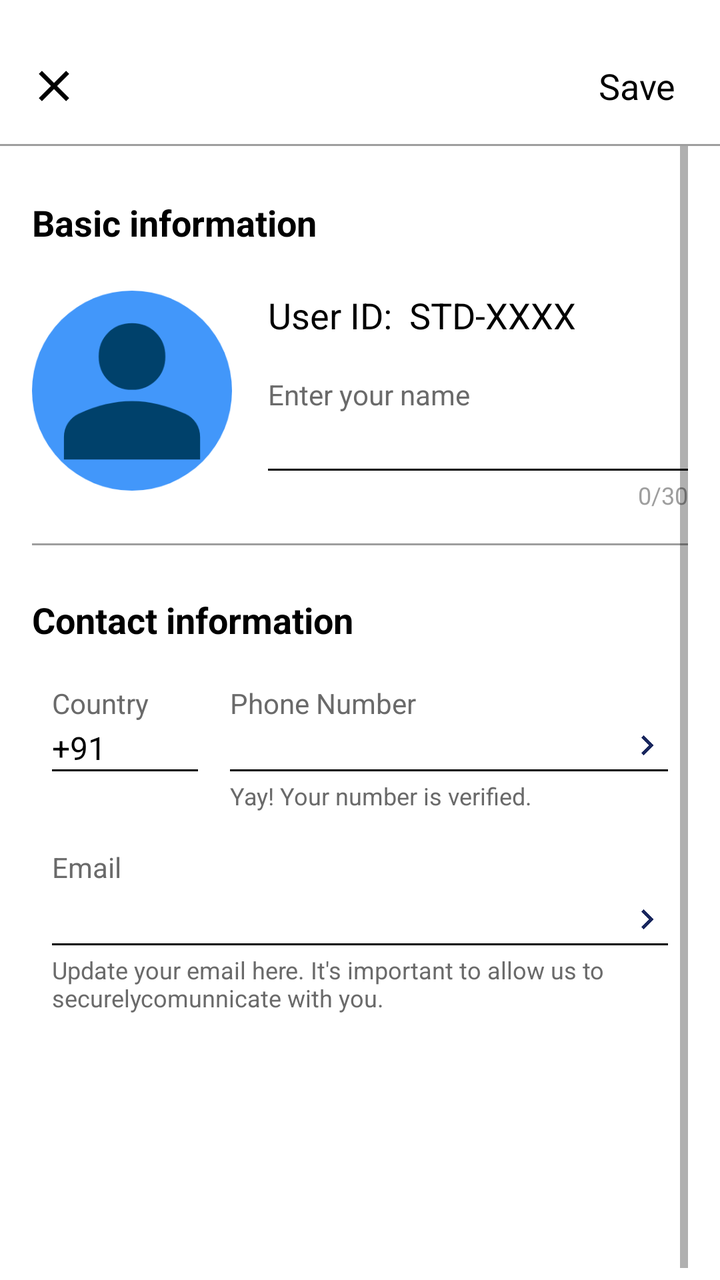
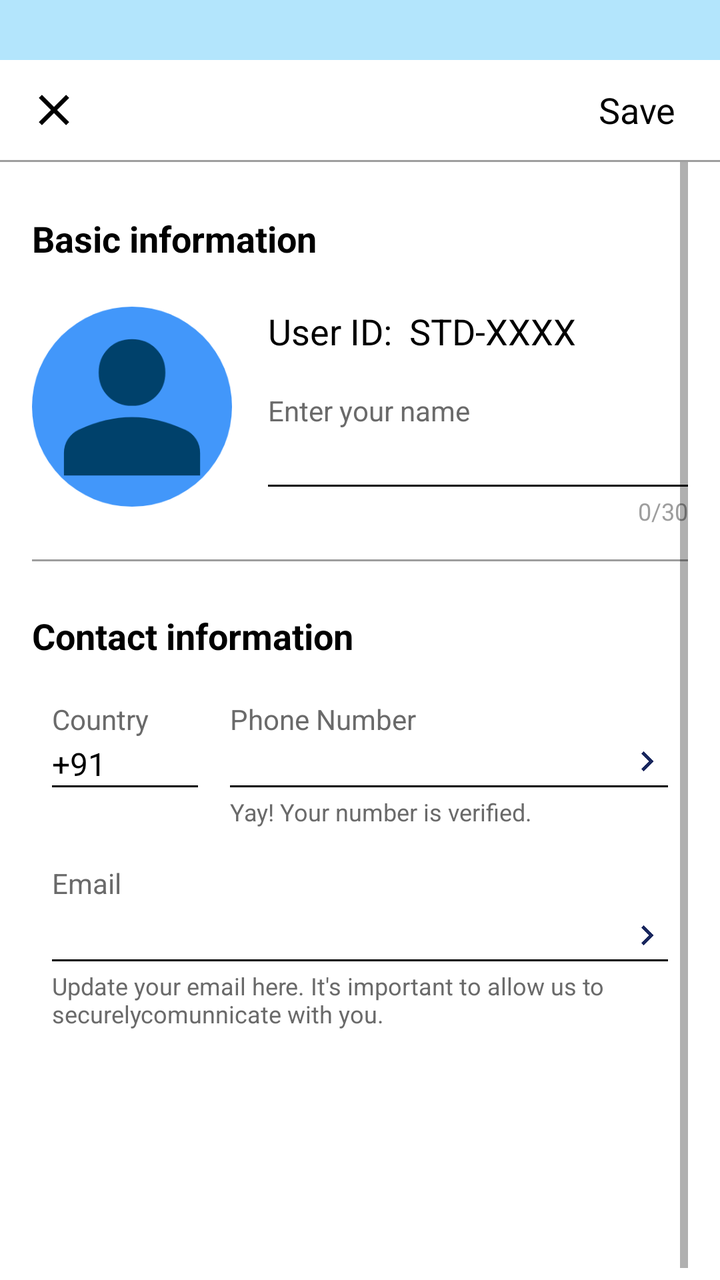

Two renders of the same Android screen: before a commit and after it. Below are the layout's source before the change and the commit's diff.
<!-- AndroidManifest.xml: application theme Theme.Seekshakcom -->
<!-- res/layout/activity_edit_profile.xml -->
<?xml version="1.0" encoding="utf-8"?>
<LinearLayout xmlns:android="http://schemas.android.com/apk/res/android"
    android:layout_width="match_parent"
    android:layout_height="match_parent"
    android:background="#FFFFFF"
    android:orientation="vertical"
    android:padding="0dp">

    
    <RelativeLayout
        android:layout_width="match_parent"
        android:layout_height="50dp"
        android:padding="12dp"
        android:layout_marginTop="18dp">

        <ImageView
            android:id="@+id/icClose"
            android:layout_width="30dp"
            android:layout_height="30dp"
            android:src="@drawable/ic_close"
            android:layout_alignParentStart="true"
            android:layout_centerVertical="true"
            android:layout_marginStart="0dp"
            android:clickable="true"
            android:focusable="true"/>

        <TextView
            android:id="@+id/save_Btn"
            android:layout_width="wrap_content"
            android:layout_height="wrap_content"
            android:text="Save"
            android:textSize="18sp"
            android:textColor="#000000"
            android:layout_centerVertical="true"
            android:layout_alignParentEnd="true"
            android:layout_marginEnd="10dp" />
    </RelativeLayout>

    <View
        android:layout_width="match_parent"
        android:layout_height="1dp"
        android:background="#9E9E9E"
        android:layout_marginTop="4dp" />

    <ScrollView
        android:layout_width="match_parent"
        android:layout_height="0dp"
        android:paddingHorizontal="16dp"
        android:layout_weight="1"
        android:fillViewport="true">

        <LinearLayout
            android:layout_width="match_parent"
            android:layout_height="wrap_content"
            android:layout_marginTop="6dp"
            android:orientation="vertical">

            
            <TextView
                android:layout_width="match_parent"
                android:layout_height="wrap_content"
                android:text="Basic information"
                android:textStyle="bold"
                android:textSize="18sp"
                android:textColor="#000000"
                android:background="@android:color/transparent"
                android:paddingVertical="10dp"
                android:layout_marginTop="10dp" />

            
            <LinearLayout
                android:layout_width="match_parent"
                android:layout_height="wrap_content"
                android:orientation="horizontal"
                android:paddingVertical="12dp"
                android:gravity="center_vertical">

                
                <RelativeLayout
                    android:layout_width="100dp"
                    android:layout_height="100dp"
                    android:layout_gravity="top">

                    <ImageView
                        android:id="@+id/profile_icon"
                        android:layout_width="100dp"
                        android:layout_height="100dp"
                        android:background="@drawable/bg_profilecicle"
                        android:contentDescription="Profile"
                        android:padding="0dp"
                        android:scaleType="centerCrop"
                        android:src="@drawable/ic_user" />

                </RelativeLayout>

                
                <LinearLayout
                    android:layout_width="0dp"
                    android:layout_height="wrap_content"
                    android:layout_weight="1"
                    android:orientation="vertical"
                    android:layout_marginStart="18dp">

                    <LinearLayout
                        android:layout_width="wrap_content"
                        android:layout_height="wrap_content"
                        android:orientation="horizontal"
                        android:layout_marginBottom="18dp">

                        <TextView
                            android:layout_width="wrap_content"
                            android:layout_height="wrap_content"
                            android:text="User ID: "
                            android:textColor="#000000"
                            android:textSize="18sp" />

                        <TextView
                            android:id="@+id/user_id_combined"
                            android:layout_width="wrap_content"
                            android:layout_height="wrap_content"
                            android:text=" STD-XXXX"
                            android:textColor="#000000"
                            android:textSize="18sp" />
                    </LinearLayout>

                    <TextView
                        android:layout_width="wrap_content"
                        android:layout_height="wrap_content"
                        android:text="Enter your name"
                        android:textColor="#6A6A6A"
                        android:textSize="14sp" />

                    <AutoCompleteTextView
                        android:id="@+id/user_name"
                        android:layout_width="match_parent"
                        android:layout_height="wrap_content"
                        android:textColor="#000000"
                        android:textSize="16sp"
                        android:maxLength="30"
                        android:background="@android:color/transparent"
                        android:completionThreshold="1"
                        android:inputType="textPersonName"
                        android:layout_marginTop="4dp"
                        android:textStyle="normal"/>

                    <View
                        android:layout_width="match_parent"
                        android:layout_height="1dp"
                        android:background="#000000"
                        android:layout_marginTop="2dp" />

                    
                    <TextView
                        android:id="@+id/char_count"
                        android:layout_width="wrap_content"
                        android:layout_height="wrap_content"
                        android:text="0/30"
                        android:textSize="12sp"
                        android:textColor="#9E9E9E"
                        android:layout_gravity="end"
                        android:layout_marginTop="4dp"/>
                </LinearLayout>

            </LinearLayout>

            <View
                android:layout_width="match_parent"
                android:layout_height="1dp"
                android:background="#9E9E9E"
                android:layout_marginTop="4dp" />

            
            <TextView
                android:layout_width="match_parent"
                android:layout_height="wrap_content"
                android:text="Contact information"
                android:textStyle="bold"
                android:textSize="18sp"
                android:textColor="#000000"
                android:background="@android:color/transparent"
                android:paddingVertical="10dp"
                android:layout_marginTop="15dp" />

            
            <LinearLayout
                android:layout_width="match_parent"
                android:layout_height="wrap_content"
                android:orientation="horizontal"
                android:weightSum="2"
                android:paddingHorizontal="10dp"
                android:layout_marginTop="10dp">

                
                <LinearLayout
                    android:layout_width="0dp"
                    android:layout_weight="0.5"
                    android:layout_height="wrap_content"
                    android:orientation="vertical">

                    <TextView
                        android:layout_width="wrap_content"
                        android:layout_height="wrap_content"
                        android:text="Country"
                        android:textSize="14sp"
                        android:textColor="#6A6A6A" />

                    <TextView
                        android:layout_width="wrap_content"
                        android:layout_height="wrap_content"
                        android:text="+91"
                        android:textSize="16sp"
                        android:textColor="#000000"
                        android:layout_marginTop="2dp"/>

                    <View
                        android:layout_width="match_parent"
                        android:layout_height="1dp"
                        android:background="#000000" />
                </LinearLayout>

                
                <LinearLayout
                    android:layout_width="0dp"
                    android:layout_weight="1.5"
                    android:layout_height="wrap_content"
                    android:orientation="vertical"
                    android:layout_marginStart="16dp">

                    <TextView
                        android:layout_width="wrap_content"
                        android:layout_height="wrap_content"
                        android:text="Phone Number"
                        android:textSize="14sp"
                        android:textColor="#6A6A6A" />

                    
                    <LinearLayout
                        android:layout_width="match_parent"
                        android:layout_height="wrap_content"
                        android:orientation="horizontal"
                        android:gravity="center_vertical"
                        android:clickable="true"
                        android:focusable="true">

                        <AutoCompleteTextView
                            android:id="@+id/mobile_no"
                            android:layout_width="0dp"
                            android:layout_weight="1"
                            android:layout_height="wrap_content"
                            android:text=""
                            android:textSize="16sp"
                            android:textColor="#000000"
                            android:background="@android:color/transparent"
                            android:layout_marginTop="2dp"

                            android:focusable="false"
                            android:focusableInTouchMode="false"
                            android:cursorVisible="false"
                            android:longClickable="false"
                            android:clickable="false"
                            android:inputType="none" />


                        <ImageView
                            android:layout_width="wrap_content"
                            android:layout_height="wrap_content"
                            android:src="@drawable/ic_chevron_right"
                            android:contentDescription="Chevron" />
                    </LinearLayout>

                    <View
                        android:layout_width="match_parent"
                        android:layout_height="1dp"
                        android:background="#000000" />

                    <TextView
                        android:id="@+id/mobile_verified"
                        android:layout_width="wrap_content"
                        android:layout_height="wrap_content"
                        android:text="Yay! Your number is verified."
                        android:textSize="12sp"
                        android:textColor="#6A6A6A"
                        android:layout_marginTop="4dp" />
                </LinearLayout>

            </LinearLayout>

            
            <LinearLayout
                android:layout_width="match_parent"
                android:layout_height="wrap_content"
                android:orientation="vertical"
                android:layout_marginTop="18dp"
                android:paddingHorizontal="10dp">

                <TextView
                    android:layout_width="wrap_content"
                    android:layout_height="wrap_content"
                    android:text="Email"
                    android:textSize="14sp"
                    android:textColor="#6A6A6A" />

                
                <LinearLayout
                    android:layout_width="match_parent"
                    android:layout_height="wrap_content"
                    android:orientation="horizontal"
                    android:gravity="center_vertical"
                    android:clickable="true"
                    android:focusable="true"
                    android:layout_marginTop="5dp">

                    <AutoCompleteTextView
                        android:id="@+id/email_Id"
                        android:layout_width="0dp"
                        android:layout_weight="1"
                        android:layout_height="wrap_content"
                        android:text=""
                        android:textSize="16sp"
                        android:textColor="#000000"
                        android:background="@android:color/transparent"
                        android:layout_marginTop="2dp"

                        android:focusable="false"
                        android:focusableInTouchMode="false"
                        android:cursorVisible="false"
                        android:longClickable="false"
                        android:clickable="false"
                        android:inputType="none" />


                    <ImageView
                        android:layout_width="wrap_content"
                        android:layout_height="wrap_content"
                        android:src="@drawable/ic_chevron_right"
                        android:contentDescription="Chevron"
                        android:clickable="true"
                        android:focusable="true"/>
                </LinearLayout>

                <View
                    android:layout_width="match_parent"
                    android:layout_height="1dp"
                    android:background="#000000" />

                <TextView
                    android:id="@+id/email_verified"
                    android:layout_width="wrap_content"
                    android:layout_height="wrap_content"
                    android:text="Update your email here. It's important to allow us to securelycomunnicate with you."
                    android:textSize="12sp"
                    android:textColor="#6A6A6A"
                    android:layout_marginTop="4dp" />
            </LinearLayout>

        </LinearLayout>
    </ScrollView>
</LinearLayout>
<!-- resources referenced by this layout -->
<resources>
  <!-- drawable bg_profilecicle (drawable) -->
  <vector xmlns:android="http://schemas.android.com/apk/res/android"
      android:width="132dp"
      android:height="132dp"
      android:viewportWidth="132"
      android:viewportHeight="132">
    <path
        android:pathData="M66,66m-66,0a66,66 0,1 1,132 0a66,66 0,1 1,-132 0"
        android:fillColor="#4297FA"/>
  </vector>
  <!-- drawable ic_chevron_right (drawable) -->
  <vector xmlns:android="http://schemas.android.com/apk/res/android"
      android:width="20dp"
      android:height="20dp"
      android:viewportWidth="960"
      android:viewportHeight="960">
    <path
        android:pathData="M504,480 L320,296l56,-56 240,240 -240,240 -56,-56 184,-184Z"
        android:fillColor="#18265d"/>
  </vector>
  <!-- drawable ic_close (drawable) -->
  <vector xmlns:android="http://schemas.android.com/apk/res/android"
      android:width="24dp"
      android:height="24dp"
      android:viewportWidth="960"
      android:viewportHeight="960">
    <path
        android:pathData="m256,760 l-56,-56 224,-224 -224,-224 56,-56 224,224 224,-224 56,56 -224,224 224,224 -56,56 -224,-224 -224,224Z"
        android:fillColor="#000000"/>
  </vector>
  <!-- drawable ic_user (drawable) -->
  <vector xmlns:android="http://schemas.android.com/apk/res/android"
      android:width="40dp"
      android:height="40dp"
      android:viewportWidth="960"
      android:viewportHeight="960">
    <path
        android:pathData="M479.97,475.91q-68.98,0 -114.49,-45.51 -45.51,-45.51 -45.51,-114.49 0,-68.98 45.51,-114.48t114.49,-45.5q68.98,0 114.6,45.5 45.62,45.5 45.62,114.48T594.57,430.4q-45.62,45.51 -114.6,45.51ZM153.3,810.12v-107.14q0,-38.44 19.53,-67.56 19.52,-29.11 50.89,-44.29 65.89,-30.57 129.01,-45.9 63.12,-15.32 127.23,-15.32 64.56,0 127.32,15.62 62.76,15.62 128.34,45.52 32.07,14.96 51.65,44.1 19.59,29.14 19.59,67.79v107.18L153.3,810.12Z"
        android:fillColor="#00416B"/>
  </vector>
  <style name="Theme.Seekshakcom" parent="Theme.AppCompat.Light.NoActionBar">
          
          <item name="colorPrimary">@color/black</item>
          <item name="colorPrimaryDark">@color/purple_700</item>
          <item name="colorAccent">@color/teal_200</item>
  
      </style>
  <color name="black">#FF000000</color>
  <color name="purple_700">#FF3700B3</color>
  <color name="teal_200">#FF03DAC5</color>
</resources>

<!-- the commit's change to res/layout/activity_edit_profile.xml (unified diff, before → after) -->
@@ -2,16 +2,18 @@
 <LinearLayout xmlns:android="http://schemas.android.com/apk/res/android"
     android:layout_width="match_parent"
     android:layout_height="match_parent"
-    android:background="#FFFFFF"
+    android:background="@color/soft_blue"
     android:orientation="vertical"
-    android:padding="0dp">
+    android:fitsSystemWindows="true"
+    android:paddingTop="30dp">
 
     
     <RelativeLayout
         android:layout_width="match_parent"
         android:layout_height="50dp"
         android:padding="12dp"
-        android:layout_marginTop="18dp">
+        android:layout_marginTop="0dp"
+        android:background="@color/white">
 
         <ImageView
             android:id="@+id/icClose"
@@ -40,10 +42,11 @@
         android:layout_width="match_parent"
         android:layout_height="1dp"
         android:background="#9E9E9E"
-        android:layout_marginTop="4dp" />
+        android:layout_marginTop="0dp" />
 
     <ScrollView
         android:layout_width="match_parent"
+        android:background="@color/white"
         android:layout_height="0dp"
         android:paddingHorizontal="16dp"
         android:layout_weight="1"
<!-- resource entries referenced after the edit -->
@@ -1,5 +1,7 @@
 <!-- resources referenced by this layout -->
 <resources>
+  <color name="soft_blue">#B3E5FC</color>
+  <color name="white">#FFFFFFFF</color>
   <!-- drawable bg_profilecicle (drawable) -->
   <vector xmlns:android="http://schemas.android.com/apk/res/android"
       android:width="132dp"
